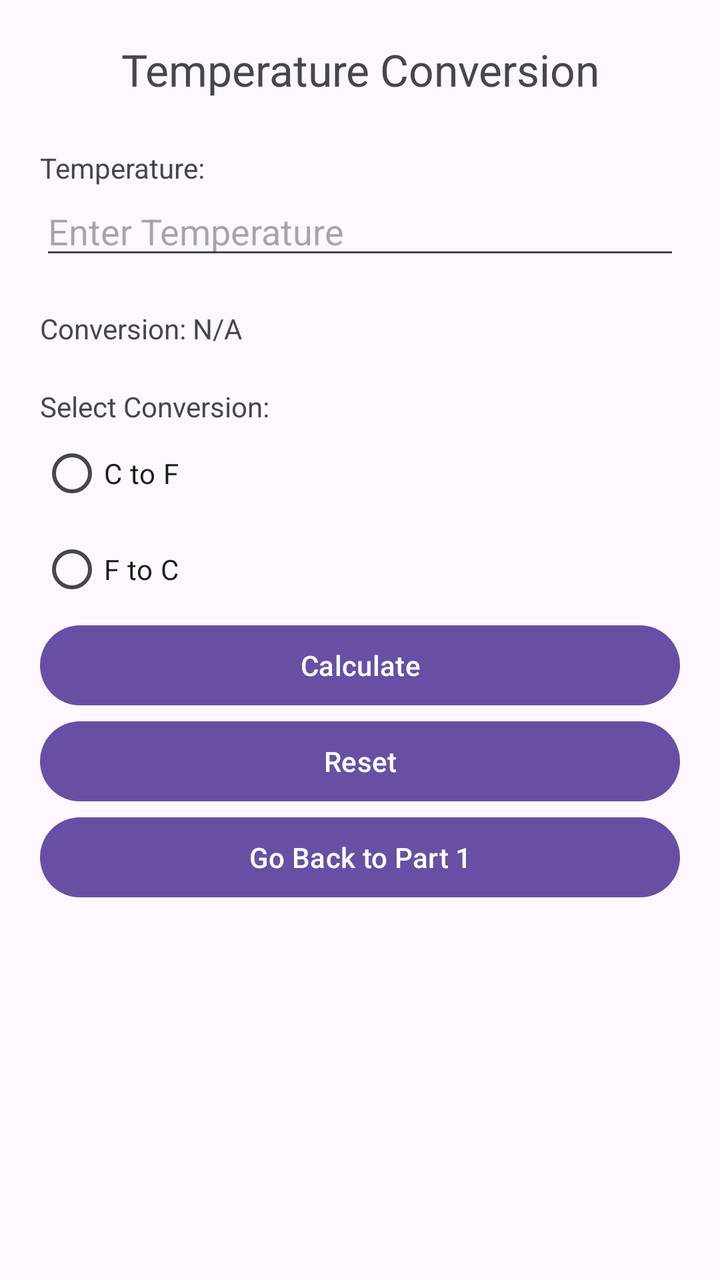
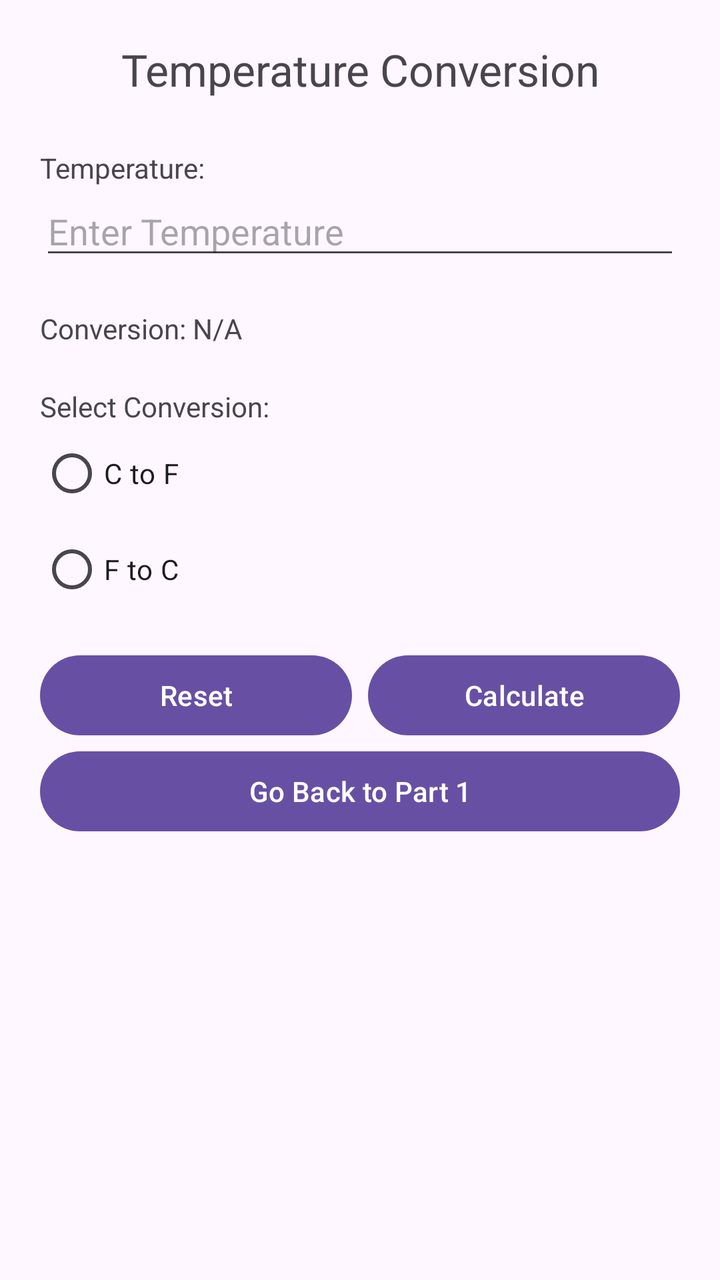

Compare the two renders of this Android layout. The source of the first and the diff that turns it into the second are given below.
<!-- AndroidManifest.xml: application theme Theme.Project1App -->
<!-- res/layout/activity_part2.xml -->
<?xml version="1.0" encoding="utf-8"?>
<LinearLayout
    xmlns:android="http://schemas.android.com/apk/res/android"
    android:layout_width="match_parent"
    android:layout_height="match_parent"
    android:orientation="vertical"
    android:padding="20dp">

    

    <TextView
        android:layout_width="match_parent"
        android:layout_height="wrap_content"
        android:gravity="center"
        android:layout_marginBottom="25dp"
        android:text="@string/title_temperature_conversion"
        android:textSize="22sp" />

    
    <TextView
        android:layout_width="wrap_content"
        android:layout_height="wrap_content"
        android:text="@string/temperature_label" />

    <EditText
        android:id="@+id/editTemperaturePart2"
        android:layout_width="match_parent"
        android:layout_height="wrap_content"
        android:hint="@string/temperature_hint"
        android:inputType="numberDecimal|numberSigned" />

    
    <TextView
        android:id="@+id/textConversionPart2"
        android:layout_width="match_parent"
        android:layout_height="wrap_content"
        android:layout_marginTop="20dp"
        android:text="@string/conversion_na" />

    
    <TextView
        android:layout_width="wrap_content"
        android:layout_height="wrap_content"
        android:layout_marginTop="20dp"
        android:text="@string/select_conversion" />

    <RadioGroup
        android:id="@+id/radioGroupConversion"
        android:layout_width="match_parent"
        android:layout_height="wrap_content">

        <RadioButton
            android:id="@+id/radioCtoF"
            android:layout_width="wrap_content"
            android:layout_height="wrap_content"
            android:text="@string/button_c_to_f" />

        <RadioButton
            android:id="@+id/radioFtoC"
            android:layout_width="wrap_content"
            android:layout_height="wrap_content"
            android:text="@string/button_f_to_c" />

    </RadioGroup>

    
    <Button
        android:id="@+id/buttonCalculate"
        android:layout_width="match_parent"
        android:layout_height="wrap_content"
        android:text="@string/button_calculate" />

    <Button
        android:id="@+id/buttonResetPart2"
        android:layout_width="match_parent"
        android:layout_height="wrap_content"
        android:text="@string/button_reset" />

    <Button
        android:id="@+id/buttonPart1"
        android:layout_width="match_parent"
        android:layout_height="wrap_content"
        android:text="@string/button_part1" />

</LinearLayout>
<!-- resources referenced by this layout -->
<resources>
  <string name="button_c_to_f">C to F</string>
  <string name="button_calculate">Calculate</string>
  <string name="button_f_to_c">F to C</string>
  <string name="button_part1">Go Back to Part 1</string>
  <string name="button_reset">Reset</string>
  <string name="conversion_na">Conversion: N/A</string>
  <string name="select_conversion">Select Conversion:</string>
  <string name="temperature_hint">Enter Temperature</string>
  <string name="temperature_label">Temperature:</string>
  <string name="title_temperature_conversion">Temperature Conversion</string>
  <style name="Theme.Project1App" parent="Base.Theme.Project1App" />
  <style name="Base.Theme.Project1App" parent="Theme.Material3.DayNight.NoActionBar">
          
          
      </style>
</resources>

<!-- the commit's change to res/layout/activity_part2.xml (unified diff, before → after) -->
@@ -64,17 +64,28 @@
     </RadioGroup>
 
     
-    <Button
-        android:id="@+id/buttonCalculate"
+    <LinearLayout
         android:layout_width="match_parent"
         android:layout_height="wrap_content"
-        android:text="@string/button_calculate" />
+        android:orientation="horizontal"
+        android:layout_marginTop="15dp">
 
-    <Button
-        android:id="@+id/buttonResetPart2"
-        android:layout_width="match_parent"
-        android:layout_height="wrap_content"
-        android:text="@string/button_reset" />
+        <Button
+            android:id="@+id/buttonResetPart2"
+            android:layout_width="0dp"
+            android:layout_height="wrap_content"
+            android:layout_weight="1"
+            android:layout_marginEnd="8dp"
+            android:text="@string/button_reset" />
+
+        <Button
+            android:id="@+id/buttonCalculate"
+            android:layout_width="0dp"
+            android:layout_height="wrap_content"
+            android:layout_weight="1"
+            android:text="@string/button_calculate" />
+
+    </LinearLayout>
 
     <Button
         android:id="@+id/buttonPart1"
